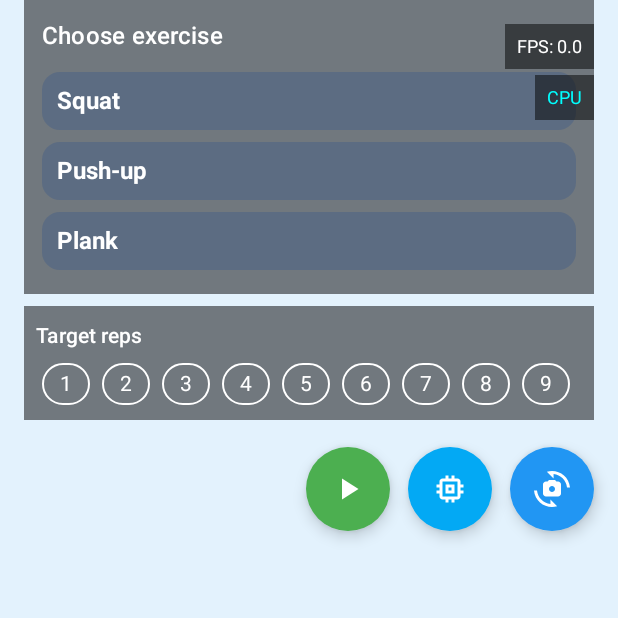
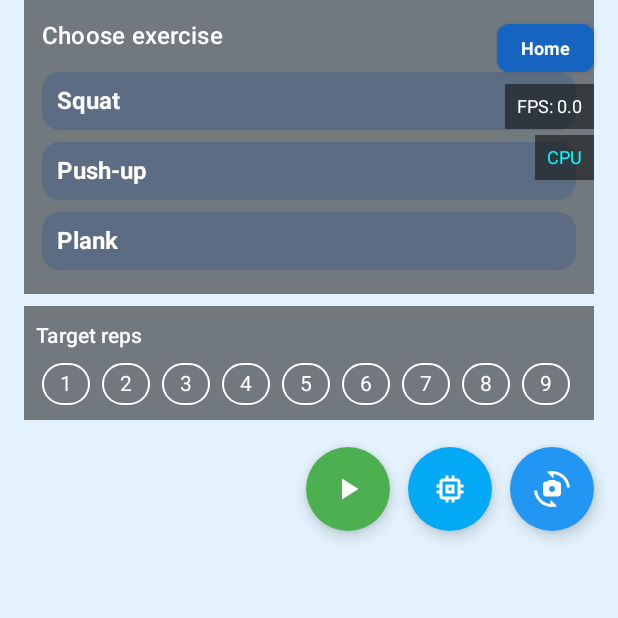
Before and after one commit to RanIvgi/PoseCoach-Android, an Android app built with Jetpack Compose: the composable CameraControls called with empty values, on a phone screen of 412 x 824 dp, the top half of it. Run offline under Robolectric (Android 15) with nearby library versions, the phone set to English and light mode, and no system bars.

Commit message:
refactor(navigation): Clarify session exit points and navigation
This commit refactors the session summary and navigation logic to provide clearer exit points for the user.

- **End Session vs. End Workout:**
  - Pressing "End" during a session now correctly displays the summary and returns the user to the camera screen to continue their workout.
  - Pressing "Home" now finishes the entire workout, shows the final summary, and navigates the user back to the start screen.

```diff
--- a/app/src/main/java/com/example/posecoach/ui/CameraControls.kt
+++ b/app/src/main/java/com/example/posecoach/ui/CameraControls.kt
@@ -83,8 +83,11 @@ fun CameraControls(
                 .padding(16.dp),
             horizontalAlignment = Alignment.End
         ) {
-            if (sessionState == SessionState.ACTIVE) {
-                Row(horizontalArrangement = Arrangement.spacedBy(8.dp)) {
+
+            Row(
+                horizontalArrangement = Arrangement.spacedBy(8.dp)
+            ) {
+                // Home is always shown (IDLE and ACTIVE)
                 Button(
                     onClick = onBackToHome,
                     modifier = Modifier.height(32.dp),
@@ -101,6 +104,8 @@ fun CameraControls(
                     )
                 }
 
+                // End is shown only when a session is ACTIVE
+                if (sessionState == SessionState.ACTIVE) {
                     Button(
                         onClick = onFinishSession,
                         modifier = Modifier.height(32.dp),
@@ -117,9 +122,9 @@ fun CameraControls(
                         )
                     }
                 }
+            }
 
             Spacer(modifier = Modifier.height(8.dp))
-            }
 
             Text(
                 text = "FPS: %.1f".format(fps),
```
Lines whose indentation alone changed are shown as unchanged.
